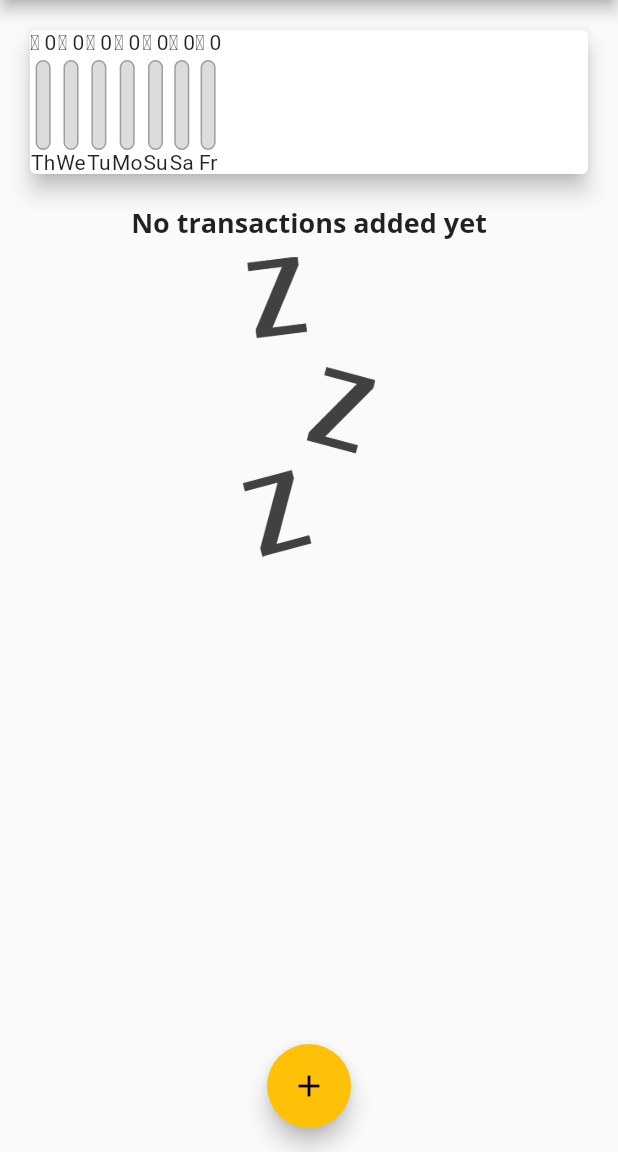
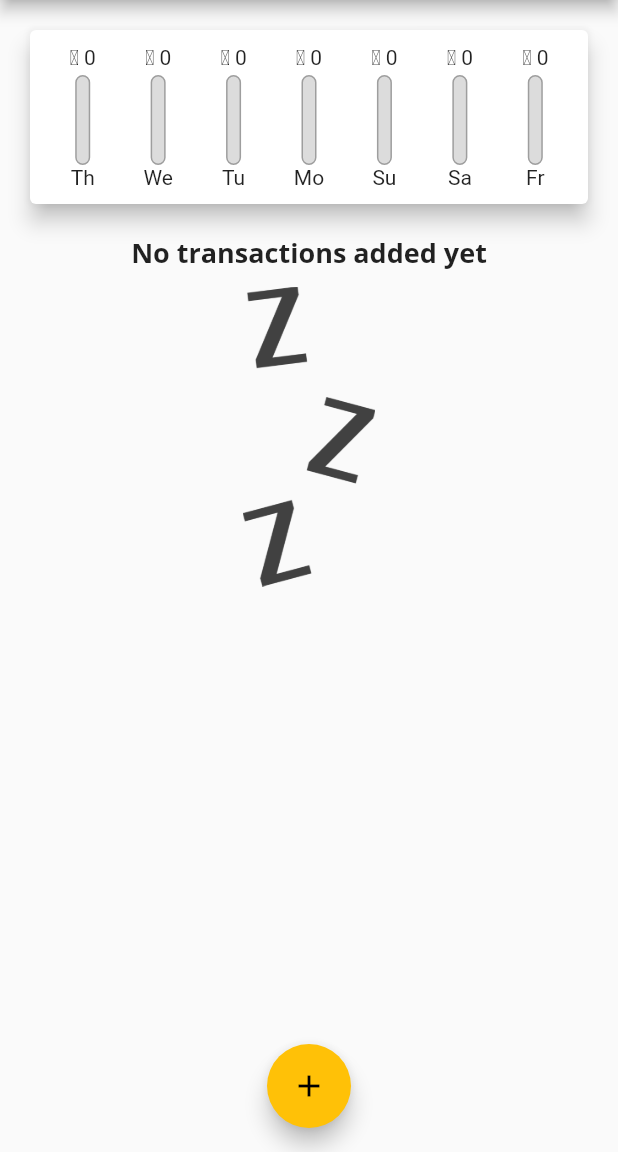
Before and after one commit to SethMegbetor/flutter_expense_tracker, a Flutter app: the screen it shows after launch, on a phone screen of 412 x 824 dp, the part 84-1236 px from its top. Run offline on Flutter 3.47's test engine with Material 2 defaults, Android fonts, the phone set to English and light mode, and no system bars; missing offline and left inert: dart:ffi.

Commit message:
styling and positioning chart bars

```diff
--- a/lib/widgets/chart.dart
+++ b/lib/widgets/chart.dart
@@ -49,17 +49,24 @@ class Chart extends StatelessWidget {
     return Card(
       elevation: 6,
       margin: EdgeInsets.all(20),
+      child: Padding(
+        padding: EdgeInsets.all(10),
         child: Row(
+          mainAxisAlignment: MainAxisAlignment.spaceAround,
           children: groupedTransactionValues.map((data) {
             // return Text('${data['day']}: ${data['amount']}');
-          return ChartBar(
+            return Flexible(
+              fit: FlexFit.tight,
+              child: ChartBar(
                 (data['day'] as String),
                 (data['amount'] as double),
                 totalSpending == 0.0
                     ? 0.0
                     : (data['amount'] as double) / totalSpending,
+              ),
             );
           }).toList(),
+        ),
       ),
     );
   }
--- a/lib/widgets/chart_bar.dart
+++ b/lib/widgets/chart_bar.dart
@@ -13,7 +13,7 @@ class ChartBar extends StatelessWidget {
   Widget build(BuildContext context) {
     return Column(
       children: [
-        Text('₵ ${spendingAmount.toStringAsFixed(0)}'),
+        FittedBox(child: Text('₵ ${spendingAmount.toStringAsFixed(0)}')),
         const SizedBox(
           height: 4,
         ),
```
Lines whose indentation alone changed are shown as unchanged.
